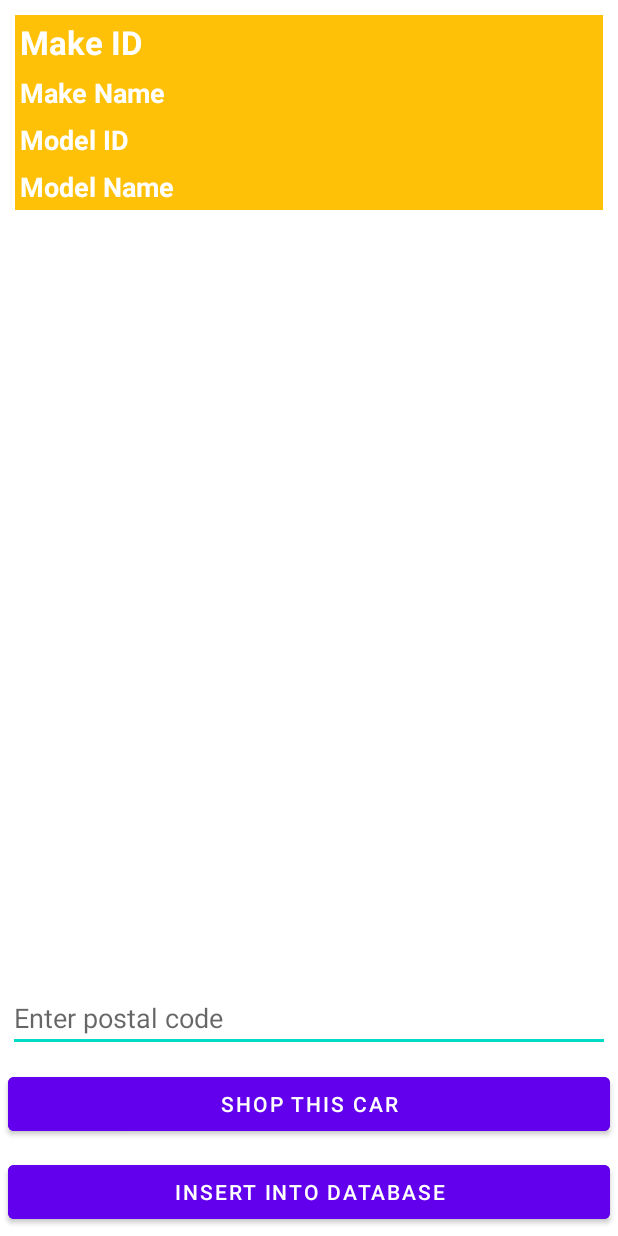
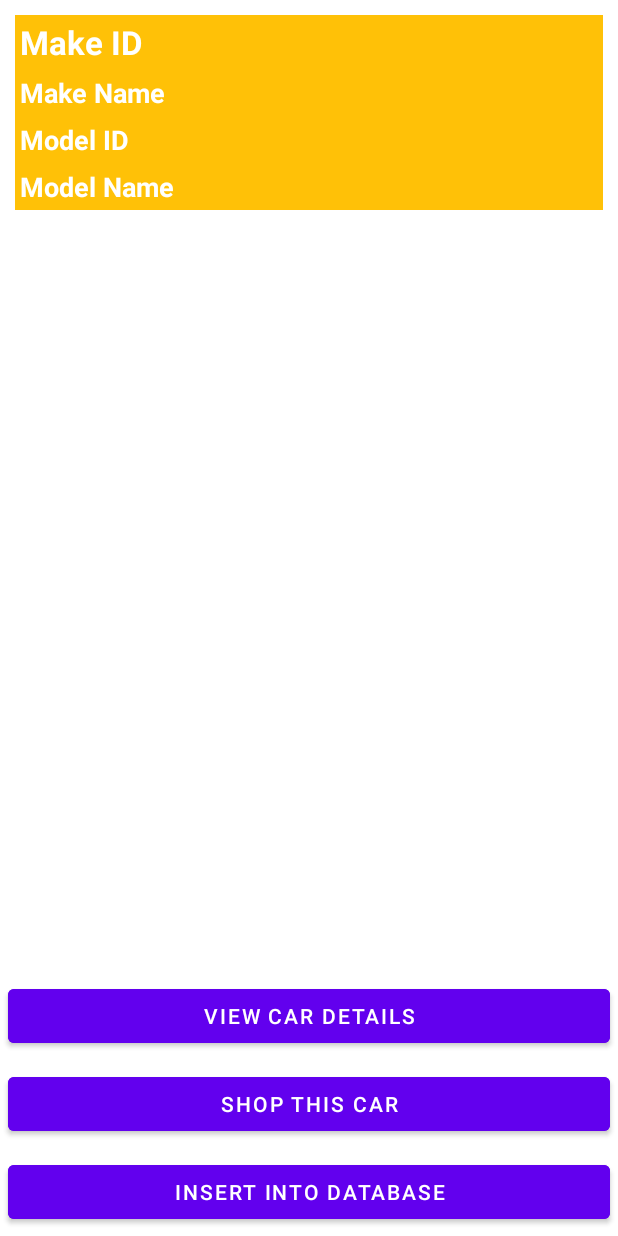
Before and after one commit to HelloNYAC/FinalProject_CST2335, an Android app: the CarListsDetail screen opened directly, with no data from a screen before it, after a tap on "SHOP THIS CAR", on a phone screen of 412 x 824 dp. Run offline under Robolectric (Android 15) with nearby library versions, the phone set to English and light mode, and no system bars.

Commit message:
Update buttons on fragment

```diff
--- a/app/src/main/java/com/finalproject_cst2335/car/CarListsDetail.java
+++ b/app/src/main/java/com/finalproject_cst2335/car/CarListsDetail.java
@@ -24,9 +24,9 @@
     String id;
     String Model_name, Make_name, Model_ID, Make_ID;
     EditText postal;
-    TextView tv_make_id, tv_make_name, tv_model_id, tv_model_name, Add_to_Favorites;
+    TextView tv_make_id, tv_make_name, tv_model_id, tv_model_name;
     CarsDB carsDB;
-    Button findcar;
+    Button btn_shopcar, btn_view_detail, btn_add_to_favorites;
     int ide;
     private Toolbar tb;
 
@@ -38,53 +38,18 @@
         //setSupportActionBar(tb);
         //getSupportActionBar().setDisplayHomeAsUpEnabled(true);
 
-        /*
-        if (getResources().getConfiguration().orientation == Configuration.ORIENTATION_LANDSCAPE) {
-            finish();
-        }
-
-        CarFragment carFragment = new CarFragment();
-        Bundle bundle = new Bundle(); //save the data in the bundle for later retrieval.
-        bundle.putString("id", getIntent().getStringExtra("id"));
-        bundle.putString("name", getIntent().getStringExtra("name"));
-        bundle.putString("makeID", getIntent().getStringExtra("makeID"));
-        bundle.putString("makeName", getIntent().getStringExtra("makeName"));
-        carFragment.setArguments(bundle);
-        getSupportFragmentManager().beginTransaction()
-                .replace(R.id.listview_framelayout, carFragment)
-                .commit();
-*/
-        findcar = findViewById(R.id.findcar);
-        postal = findViewById(R.id.postal);
-        linear_View = findViewById(R.id.linear_View);
-
-        findcar.setOnClickListener(new View.OnClickListener() {
-            @Override
-            public void onClick(View v) {
-                if (postal.getText().toString().isEmpty() || postal.getText().toString().equalsIgnoreCase("")) {
-                    Toast.makeText(CarListsDetail.this, "Please Enter postal code!", Toast.LENGTH_SHORT).show();
-                    return;
-                }
-                String url = "https://www.autotrader.ca/cars/?mdl=" + Make_name + "&make=" + Model_name + "&loc=" + postal.getText().toString().trim() + ",";
-                Intent i = new Intent(Intent.ACTION_VIEW);
-                i.setData(Uri.parse(url));
-                startActivity(i);
-            }
-        });
-
         //Views Initializer
-        Add_to_Favorites = findViewById(R.id.Add_to_Favorites);
+        btn_add_to_favorites = findViewById(R.id.Add_to_Favorites);
         tv_make_id = findViewById(R.id.tv_make_id);
         tv_make_name = findViewById(R.id.tv_make_name);
         tv_model_name = findViewById(R.id.tv_model_name);
         tv_model_id = findViewById(R.id.tv_model_id);
         carsDB = new CarsDB(CarListsDetail.this);
+        btn_shopcar = findViewById(R.id.shopcar);
+        //postal = findViewById(R.id.postal);
+        linear_View = findViewById(R.id.linear_View);
+        btn_view_detail = findViewById(R.id.view_car_detail);
 
-        //This Action will send data to the database
-        Add_to_Favorites.setOnClickListener(v -> {
-            Snackbar.make(linear_View, R.string.adder, Snackbar.LENGTH_SHORT).show();
-            carsDB.insertCar(new Cars(Integer.parseInt(Make_ID), Make_name, Integer.parseInt(Model_ID), Model_name));
-        });
         try {
             Intent intent = getIntent();
 
@@ -100,6 +65,40 @@
         } catch (Exception e) {
             Toast.makeText(CarListsDetail.this, e.getMessage(), Toast.LENGTH_LONG).show();
         }
+
+        btn_view_detail.setOnClickListener(new View.OnClickListener() {
+            @Override
+            public void onClick(View v) {
+
+                String url = "https://www.google.com/search?q=" + Make_name + "+" + Model_name;
+                Intent i = new Intent(Intent.ACTION_VIEW);
+                i.setData(Uri.parse(url));
+                startActivity(i);
+            }
+        });
+
+        btn_shopcar.setOnClickListener(new View.OnClickListener() {
+            @Override
+            public void onClick(View v) {
+                /*
+                if (postal.getText().toString().isEmpty() || postal.getText().toString().equalsIgnoreCase("")) {
+                    Toast.makeText(CarListsDetail.this, "Please Enter postal code!", Toast.LENGTH_SHORT).show();
+                    return;
+                }
+                 */
+                String url = "https://www.autotrader.ca/cars/?mdl=" + Model_name + "&make=" + Make_name + "&loc=K2G1V8";
+                Intent i = new Intent(Intent.ACTION_VIEW);
+                i.setData(Uri.parse(url));
+                startActivity(i);
+            }
+        });
+
+        //This Action will send data to the database
+        btn_add_to_favorites.setOnClickListener(v -> {
+            Snackbar.make(linear_View, R.string.adder, Snackbar.LENGTH_SHORT).show();
+            carsDB.insertCar(new Cars(Integer.parseInt(Make_ID), Make_name, Integer.parseInt(Model_ID), Model_name));
+        });
+
     }
 
     @Override
--- a/app/src/main/res/layout/activity_car_lists_detail_fragment.xml
+++ b/app/src/main/res/layout/activity_car_lists_detail_fragment.xml
@@ -121,7 +121,7 @@
         </LinearLayout>
     </LinearLayout>
 
-
+    <!--
     <EditText
         android:id="@+id/postal"
         android:layout_width="match_parent"
@@ -130,9 +130,23 @@
         android:layout_margin="5dp"
         android:hint="@string/enter_postal_code"
         android:inputType="text" />
+        -->
 
     <Button
-        android:id="@+id/findcar"
+        android:id="@+id/view_car_detail"
+        android:layout_width="match_parent"
+        android:layout_height="wrap_content"
+        android:layout_above="@id/shopcar"
+        android:layout_marginStart="5dp"
+        android:layout_marginTop="5dp"
+        android:layout_marginEnd="5dp"
+        android:layout_marginBottom="5dp"
+        android:backgroundTint="@color/purple_500"
+        android:text="@string/view_car_details"
+        android:textColor="@android:color/white" />
+
+    <Button
+        android:id="@+id/shopcar"
         android:layout_width="match_parent"
         android:layout_height="wrap_content"
         android:layout_above="@id/Add_to_Favorites"
--- a/app/src/main/res/values/strings.xml
+++ b/app/src/main/res/values/strings.xml
@@ -66,6 +66,7 @@
     <string name="android">Android</string>
     <string name="cars_project">Cars project</string>
     <string name="java">Java</string>
+    <string name="view_car_details">View car details</string>
     <!--CARDB END-->
 
 </resources>
```
Also changed, not shown: app/src/main/java/com/finalproject_cst2335/car/CarFragment.java (+22 -8 lines), 1 other file.
